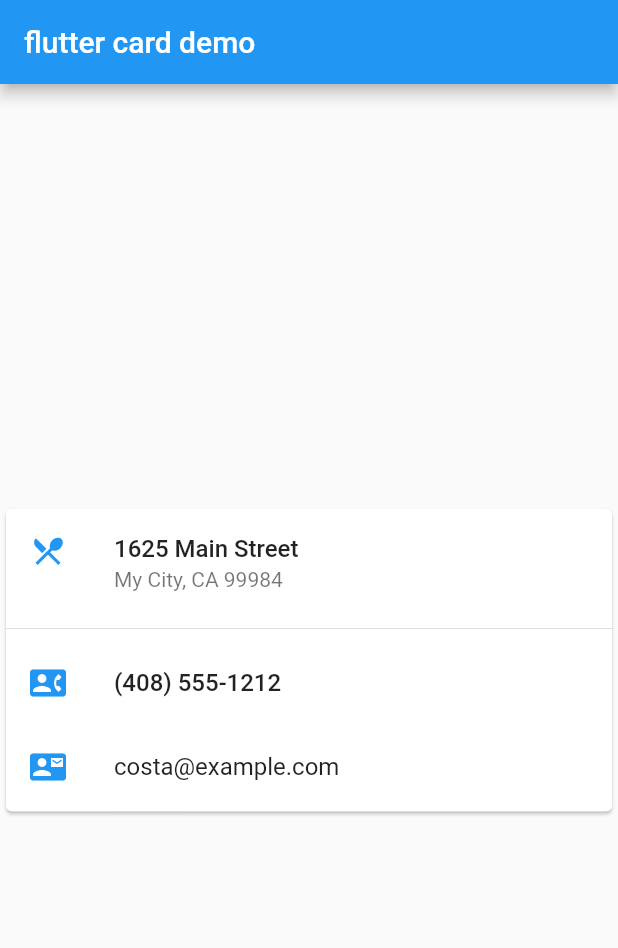
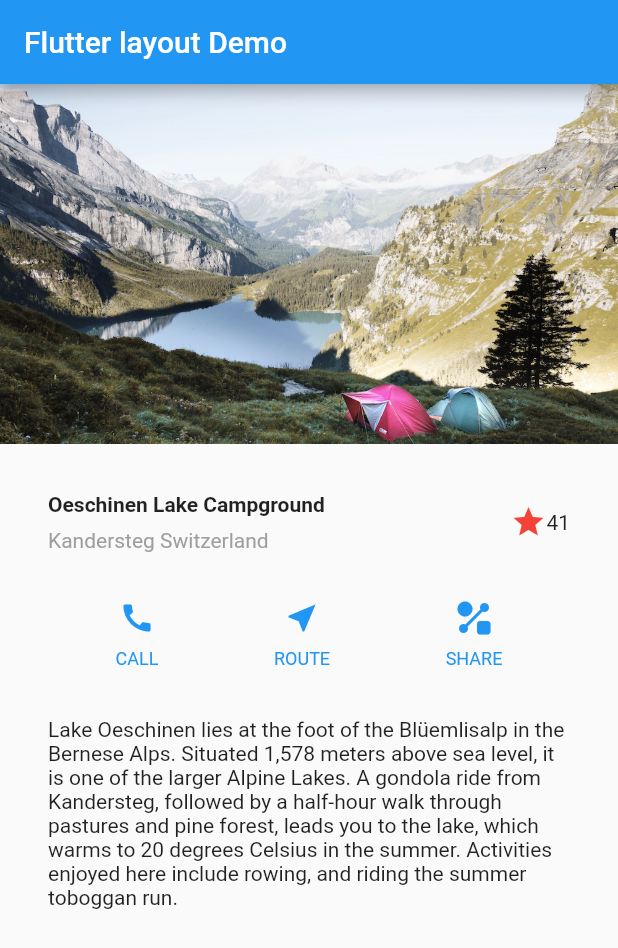
Before and after one commit to zhoucs624/flutter_demo, a Flutter app: the screen it shows after launch, on a phone screen of 412 x 824 dp. Shown: the top 948 px of the screen. Run offline on Flutter 3.47's test engine with Material 2 defaults, Android fonts, the phone set to English and light mode, and no system bars.

Commit message:
feat: add the lessson11 tutorial app base code demo :tada:

```diff
--- /dev/null
+++ b/lib/lesson11_tutorial_app_base.dart
@@ -0,0 +1,103 @@
+/*
+ * @Author: 周长升
+ * @Date: 2023-04-22 12:01:38
+ * @LastEditTime: 2023-04-22 12:54:21
+ * @LastEditors: 周长升
+ * @Description:
+ */
+import 'package:flutter/material.dart';
+
+class Lesson11TutorialAppBaseDemo extends StatelessWidget {
+  Lesson11TutorialAppBaseDemo({super.key});
+
+  final Widget titleSection = Container(
+      padding: const EdgeInsets.all(32),
+      child: Row(
+        children: [
+          Expanded(
+            child: Column(
+              crossAxisAlignment: CrossAxisAlignment.start,
+              children: [
+                Container(
+                  padding: const EdgeInsets.only(bottom: 8),
+                  child: const Text(
+                    'Oeschinen Lake Campground',
+                    style: TextStyle(fontWeight: FontWeight.bold),
+                  ),
+                ),
+                Text(
+                  'Kandersteg Switzerland',
+                  style: TextStyle(color: Colors.grey[500]),
+                )
+              ],
+            ),
+          ),
+          Icon(
+            Icons.star,
+            color: Colors.red[500],
+          ),
+          const Text('41')
+        ],
+      ));
+
+  @override
+  Widget build(BuildContext context) {
+    Color color = Theme.of(context).primaryColor;
+    Widget buttonSection = Row(
+      mainAxisAlignment: MainAxisAlignment.spaceEvenly,
+      children: [
+        _buildButtonColumn(color, Icons.call, 'CALL'),
+        _buildButtonColumn(color, Icons.near_me, 'ROUTE'),
+        _buildButtonColumn(color, Icons.shape_line, 'SHARE')
+      ],
+    );
+
+    Widget textSection = Container(
+      padding: const EdgeInsets.all(32),
+      child: const Text(
+        'Lake Oeschinen lies at the foot of the Blüemlisalp in the Bernese '
+        'Alps. Situated 1,578 meters above sea level, it is one of the '
+        'larger Alpine Lakes. A gondola ride from Kandersteg, followed by a '
+        'half-hour walk through pastures and pine forest, leads you to the '
+        'lake, which warms to 20 degrees Celsius in the summer. Activities '
+        'enjoyed here include rowing, and riding the summer toboggan run.',
+        softWrap: true,
+      ),
+    );
+
+    return MaterialApp(
+        title: 'Flutter layout Demo',
+        home: Scaffold(
+          appBar: AppBar(
+            title: const Text('Flutter layout Demo'),
+          ),
+          body: ListView(
+            children: [
+              Image.asset('images/lake.jpg',
+                  width: 600, height: 240, fit: BoxFit.cover),
+              titleSection,
+              buttonSection,
+              textSection
+            ],
+          ),
+        ));
+  }
+
+  Column _buildButtonColumn(Color color, IconData icon, String label) {
+    return Column(
+      mainAxisSize: MainAxisSize.min,
+      mainAxisAlignment: MainAxisAlignment.center,
+      children: [
+        Icon(icon, color: color),
+        Container(
+          margin: const EdgeInsets.only(top: 8),
+          child: Text(
+            label,
+            style: TextStyle(
+                fontSize: 12, fontWeight: FontWeight.w400, color: color),
+          ),
+        )
+      ],
+    );
+  }
+}
--- a/lib/main.dart
+++ b/lib/main.dart
@@ -1,7 +1,7 @@
 /*
  * @Author: 周长升
  * @Date: 2023-03-04 00:00:29
- * @LastEditTime: 2023-04-02 20:02:50
+ * @LastEditTime: 2023-04-22 12:32:52
  * @LastEditors: 周长升
  * @Description:
  */
@@ -16,8 +16,9 @@ import 'package:flutter/material.dart';
 // import './lesson7_container.dart';
 // import './lesson8_grid_and_list.dart';
 // import './lesson9_stack.dart';
-import './lesson10_card.dart';
+// import './lesson10_card.dart';
+import './lesson11_tutorial_app_base.dart';
 
 void main() {
-  runApp(const Lesson10CardApp());
+  runApp(Lesson11TutorialAppBaseDemo());
 }
```
Also changed, not shown: images/lake.jpg (added).
